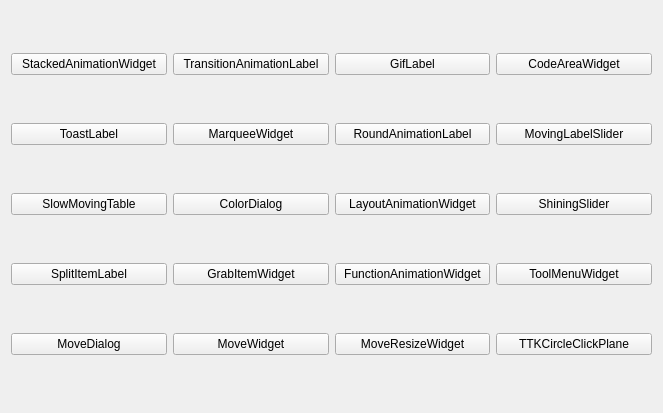
Greedysky/TTKWidgetTools, file mainwindow.ui: the form before one commit.
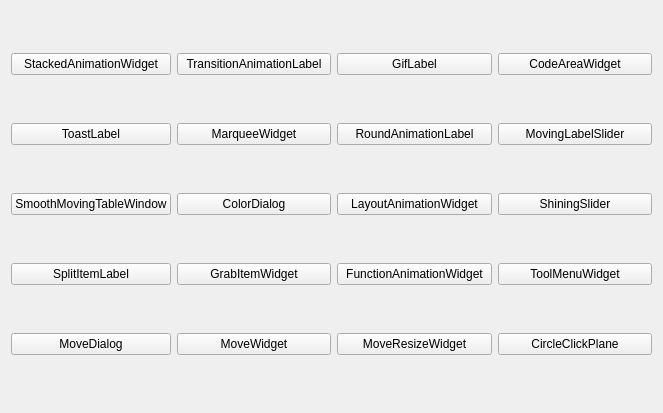
The form after the commit.

Diff of the .ui file:
```diff
--- a/mainwindow.ui
+++ b/mainwindow.ui
@@ -81,7 +81,7 @@
     <item row="2" column="0">
      <widget class="QPushButton" name="pushButton_8">
       <property name="text">
-       <string>SlowMovingTable</string>
+       <string>SmoothMovingTableWindow</string>
       </property>
      </widget>
     </item>
@@ -151,7 +151,7 @@
     <item row="4" column="3">
      <widget class="QPushButton" name="pushButton_19">
       <property name="text">
-       <string>TTKCircleClickPlane</string>
+       <string>CircleClickPlane</string>
       </property>
      </widget>
     </item>
```
